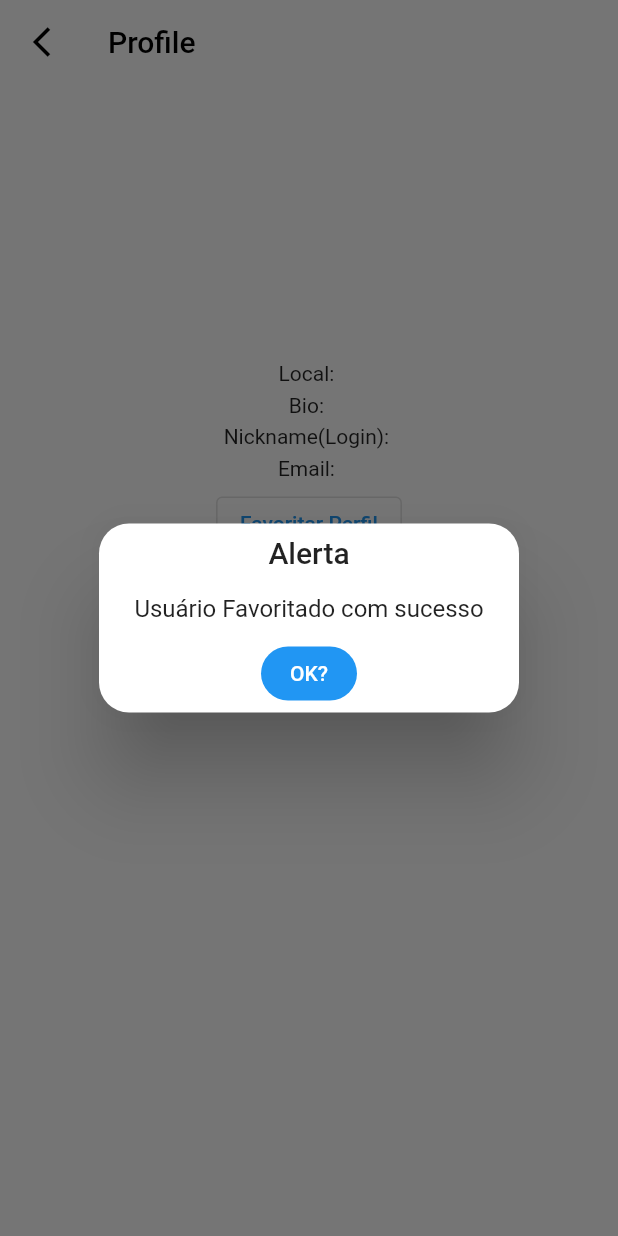
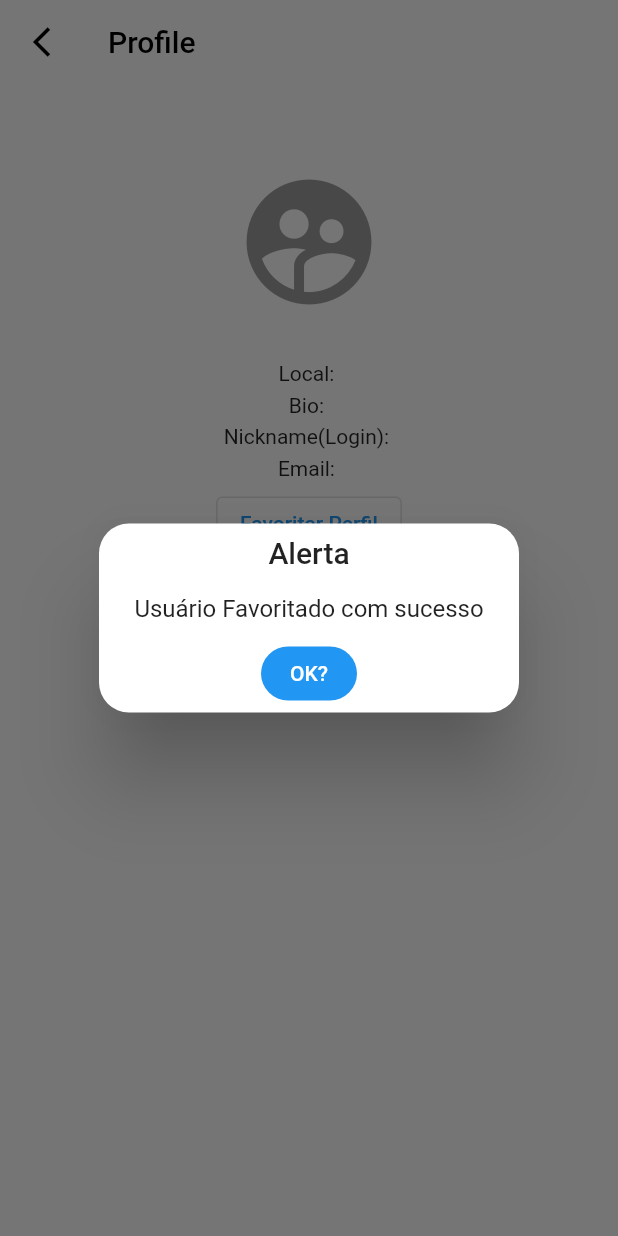
Before and after one commit to romualdo6/se_challenge, a Flutter app: the ProfileView screen opened directly with empty values, after a tap on "Favoritar Perfil", on a phone screen of 412 x 824 dp. Run offline on Flutter 3.47's test engine with Material 2 defaults, Android fonts, the light colour scheme and no system bars; our stand-ins replace connectivity, dio, get, get_storage; accounts and stored records are empty; network calls fail.

Commit message:
refactor: FavoriteView and ProfileView ImageNetwork Errors

```diff
--- a/lib/app/modules/home/local_widgets/list_users.dart
+++ b/lib/app/modules/home/local_widgets/list_users.dart
@@ -25,7 +25,8 @@ class ListUsers extends StatelessWidget {
               return Column(
                 children: [
                   TextButton(
-                    onPressed: () => controller.handleViewProfile(controller.entries[index]['url']),
+                    onPressed: () => controller
+                        .handleViewProfile(controller.entries[index]['url']),
                     child: ListTile(
                       leading: Image.network(
                           controller.entries[index]['avatar_url']),
--- a/lib/app/modules/profile/profile_view.dart
+++ b/lib/app/modules/profile/profile_view.dart
@@ -37,7 +37,17 @@ class ProfileView extends StatelessWidget {
                   child: Container(
                       height: 150,
                       width: 150,
-                      child: Image.network(args['avatar_url']))),
+                      child: Image.network(
+                        args['avatar_url'],
+                        errorBuilder: (BuildContext context, Object exception,
+                            StackTrace stackTrace) {
+                          return Icon(
+                            Icons.supervised_user_circle_sharp,
+                            size: 100,
+                            color: Colors.grey,
+                          );
+                        },
+                      ))),
               SizedBox(
                 height: 5,
               ),
```
Also changed, not shown: lib/app/modules/favorites/favorites_view.dart (+15 -7 lines).
